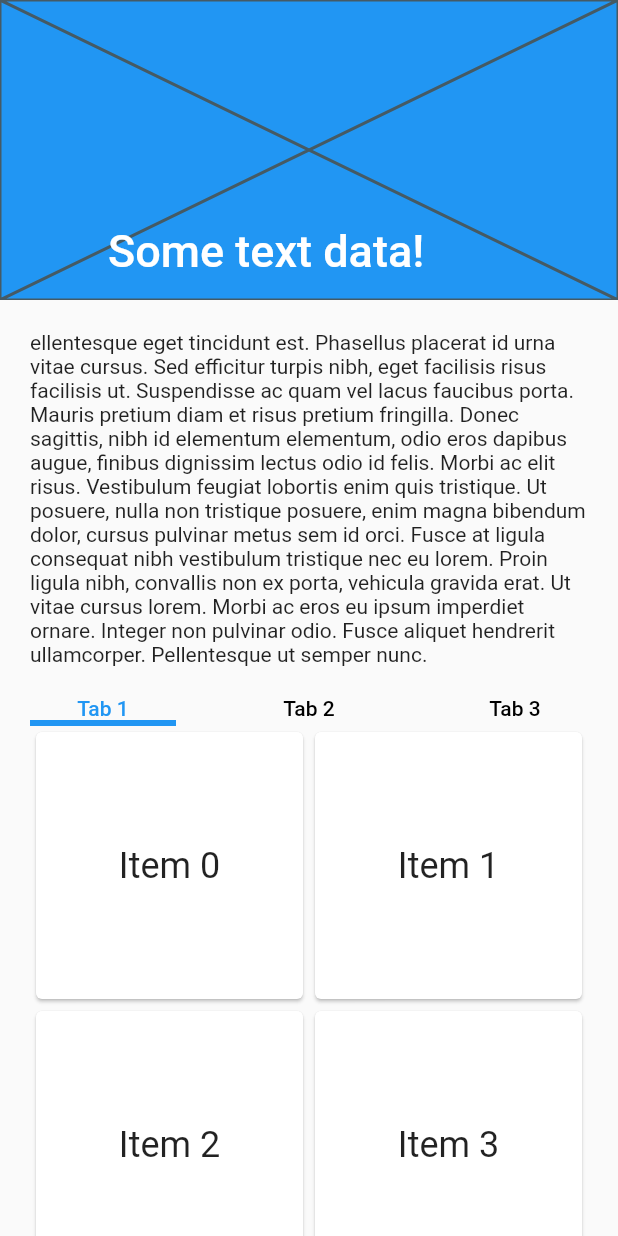
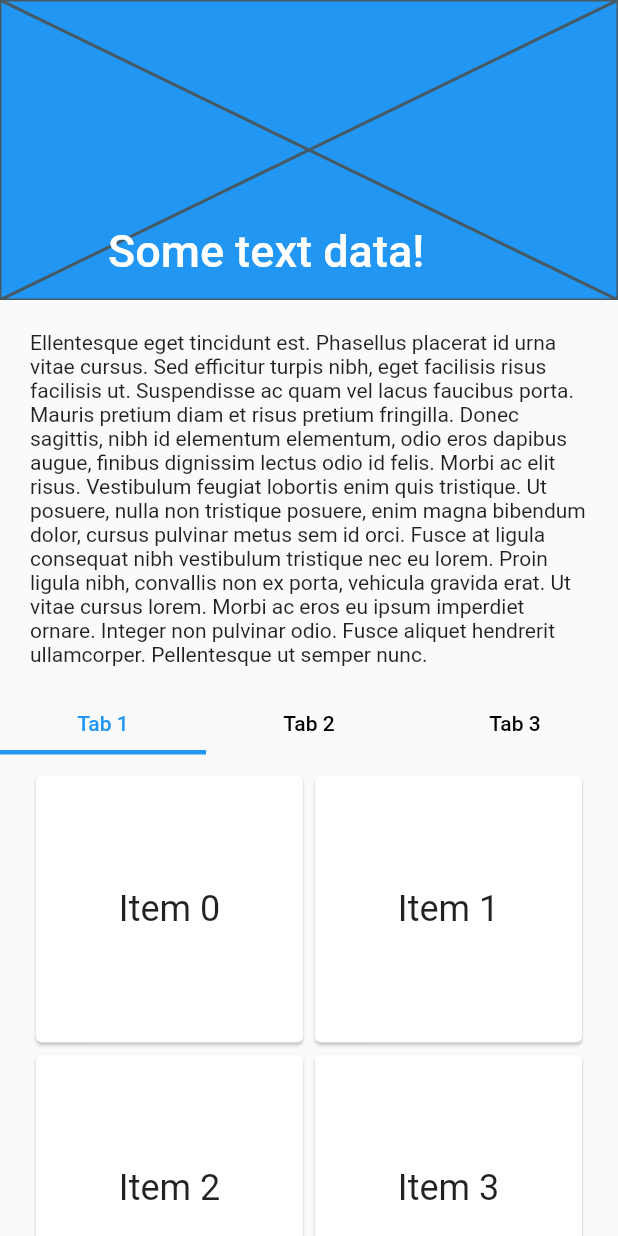
Before and after one commit to AtamyratBabayev/tests_project, a Flutter app: the screen it shows after launch, on a phone screen of 412 x 824 dp. Run offline on Flutter 3.47's test engine with Material 2 defaults, Android fonts, the phone set to English and light mode, and no system bars.

Commit message:
custom scroll view changed to nested scroll view

```diff
--- a/lib/src/features/scroll_with_tabs/scroll_with_tabs_screen.dart
+++ b/lib/src/features/scroll_with_tabs/scroll_with_tabs_screen.dart
@@ -2,17 +2,24 @@ import 'package:flutter/material.dart';
 import 'widgets/hbox.dart';
 
 /// Creates screen with CustomScrollView in combination with TabView.
-class ScrollWithTabsScreen extends StatelessWidget {
+class ScrollWithTabsScreen extends StatefulWidget {
   const ScrollWithTabsScreen({super.key});
 
+  @override
+  State<ScrollWithTabsScreen> createState() => _ScrollWithTabsScreenState();
+}
+
+class _ScrollWithTabsScreenState extends State<ScrollWithTabsScreen> {
   @override
   Widget build(BuildContext context) {
     return Scaffold(
       body: SafeArea(
+        // Used to define tabs count
         child: DefaultTabController(
           length: 3,
-          child: CustomScrollView(
-            slivers: [
+          child: NestedScrollView(
+            headerSliverBuilder: ((context, innerBoxIsScrolled) {
+              return [
                 // Create flexible appbar
                 const SliverAppBar(
                   flexibleSpace: FlexibleSpaceBar(
@@ -29,7 +36,7 @@ class ScrollWithTabsScreen extends StatelessWidget {
                   child: Padding(
                     padding: EdgeInsets.symmetric(horizontal: 20.0),
                     child: Text(
-                      'ellentesque eget tincidunt est. Phasellus placerat id urna vitae cursus. Sed efficitur turpis nibh, eget facilisis risus facilisis ut. Suspendisse ac quam vel lacus faucibus porta. Mauris pretium diam et risus pretium fringilla. Donec sagittis, nibh id elementum elementum, odio eros dapibus augue, finibus dignissim lectus odio id felis. Morbi ac elit risus. Vestibulum feugiat lobortis enim quis tristique. Ut posuere, nulla non tristique posuere, enim magna bibendum dolor, cursus pulvinar metus sem id orci. Fusce at ligula consequat nibh vestibulum tristique nec eu lorem. Proin ligula nibh, convallis non ex porta, vehicula gravida erat. Ut vitae cursus lorem. Morbi ac eros eu ipsum imperdiet ornare. Integer non pulvinar odio. Fusce aliquet hendrerit ullamcorper. Pellentesque ut semper nunc. '),
+                        'Ellentesque eget tincidunt est. Phasellus placerat id urna vitae cursus. Sed efficitur turpis nibh, eget facilisis risus facilisis ut. Suspendisse ac quam vel lacus faucibus porta. Mauris pretium diam et risus pretium fringilla. Donec sagittis, nibh id elementum elementum, odio eros dapibus augue, finibus dignissim lectus odio id felis. Morbi ac elit risus. Vestibulum feugiat lobortis enim quis tristique. Ut posuere, nulla non tristique posuere, enim magna bibendum dolor, cursus pulvinar metus sem id orci. Fusce at ligula consequat nibh vestibulum tristique nec eu lorem. Proin ligula nibh, convallis non ex porta, vehicula gravida erat. Ut vitae cursus lorem. Morbi ac eros eu ipsum imperdiet ornare. Integer non pulvinar odio. Fusce aliquet hendrerit ullamcorper. Pellentesque ut semper nunc. '),
                   ),
                 ),
                 const Hbox(20.0),
@@ -37,9 +44,8 @@ class ScrollWithTabsScreen extends StatelessWidget {
                   child: TabBar(
                     labelColor: Theme.of(context).primaryColor,
                     unselectedLabelColor: Colors.black,
-                  indicatorWeight: 4,
-                  indicatorPadding:
-                      const EdgeInsets.symmetric(horizontal: 20.0),
+                    labelPadding: const EdgeInsets.symmetric(vertical: 10.0),
+                    indicatorWeight: 3.0,
                     tabs: const [
                       Text('Tab 1'),
                       Text('Tab 2'),
@@ -47,11 +53,10 @@ class ScrollWithTabsScreen extends StatelessWidget {
                     ],
                   ),
                 ),
-              const SliverFillRemaining(
-                hasScrollBody: false,
-                child: TabBarView(
-                    physics: NeverScrollableScrollPhysics(),
-                    children: [
+                const Hbox(10.0),
+              ];
+            }),
+            body: const TabBarView(children: [
               CustomTabWithTitle(
                 title: 'First tab',
                 itemsCount: 10,
@@ -65,8 +70,6 @@ class ScrollWithTabsScreen extends StatelessWidget {
                 itemsCount: 20,
               ),
             ]),
-              )
-            ],
           ),
         ),
       ),
@@ -76,8 +79,6 @@ class ScrollWithTabsScreen extends StatelessWidget {
 
 /// Presentation for tab from TabView widget.
 ///
-/// Consists of centered text title and a list of dummy elements.
-/// * [title] used to display centered text title on top of page. Not required.
 /// * [itemsCount] used to decide how much elements to display in a Grid. 10 by default.
 class CustomTabWithTitle extends StatelessWidget {
   const CustomTabWithTitle({this.title, this.itemsCount = 10, super.key});
@@ -88,8 +89,6 @@ class CustomTabWithTitle extends StatelessWidget {
   @override
   Widget build(BuildContext context) {
     return GridView.count(
-      physics: const NeverScrollableScrollPhysics(),
-      shrinkWrap: true,
       padding: const EdgeInsets.symmetric(horizontal: 20.0),
       crossAxisCount: 2,
       children: List.generate(itemsCount, (index) {
```
Lines whose indentation alone changed are shown as unchanged.
